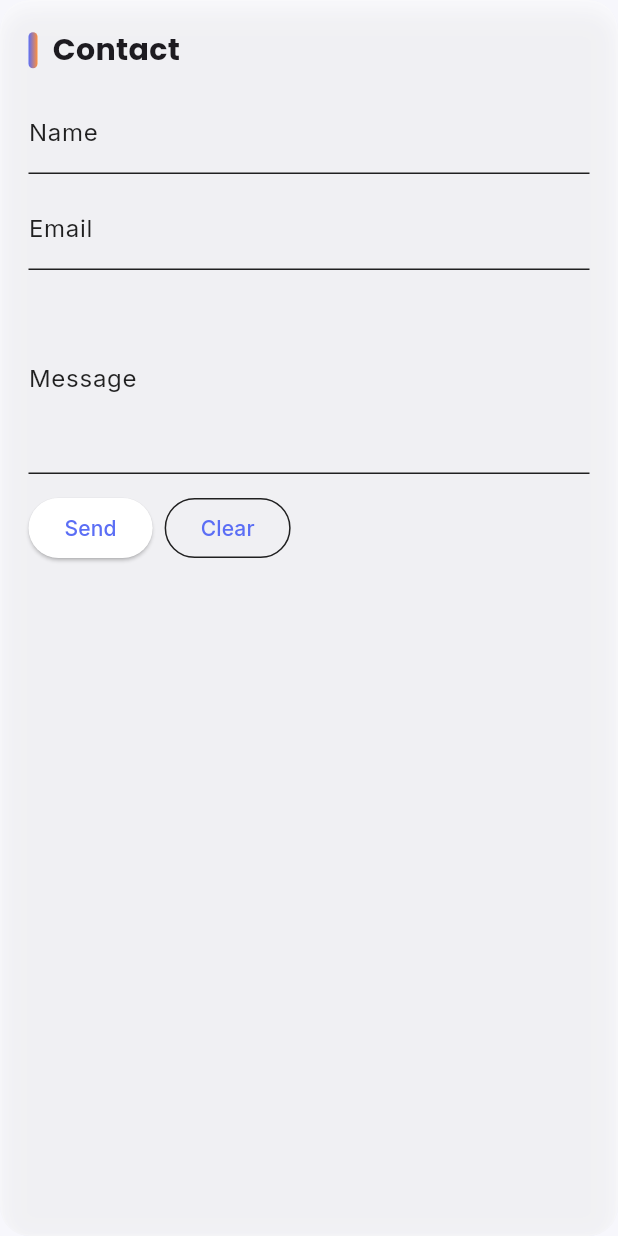
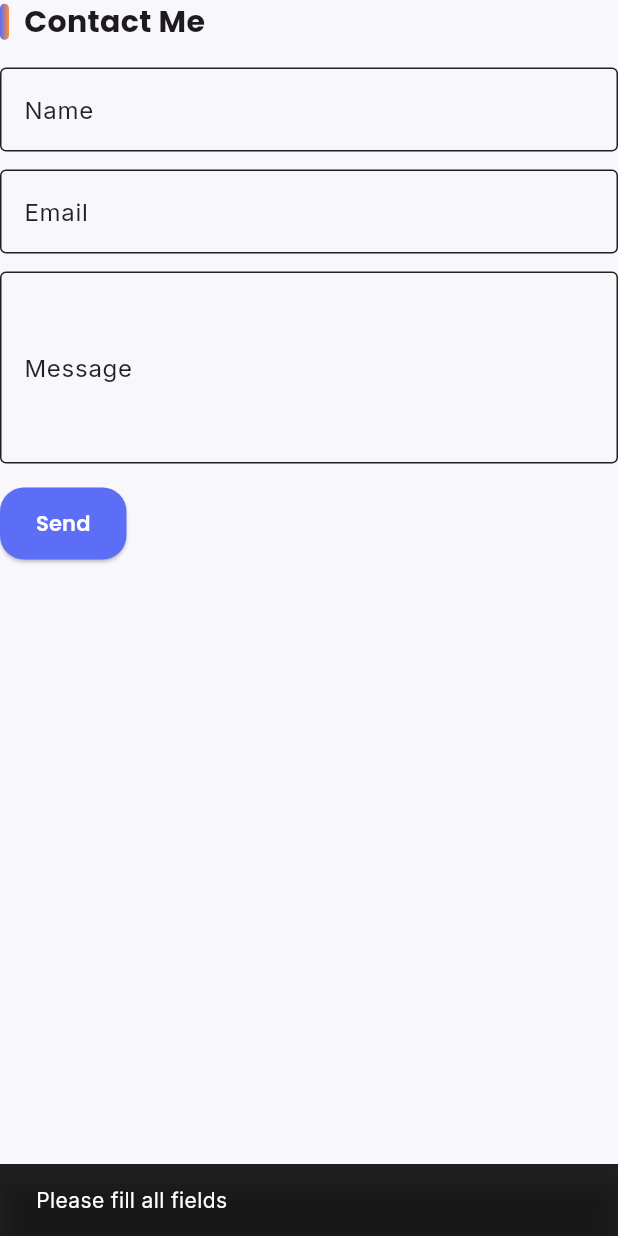
Before and after one commit to TanyaMittal2002/portfolio, a Flutter app: the ContactSection widget shown alone on an empty page, opened directly, after a tap on "Send", on a phone screen of 412 x 824 dp. Run offline on Flutter 3.47's test engine with Material 3 defaults, Android fonts, the phone set to English and light mode, and no system bars; our stand-ins replace google_fonts, lottie, supabase_flutter; accounts and stored records are empty.

Commit message:
Integrate Supabase for contact form and redesign UI
- Initialize Supabase in `main()` with project configuration.
- Refactor `_ContactSectionState` to submit entries to the `contacts` table instead of using `mailto`.
- Implement `submitContact` with input validation, loading state, and snackbar feedback.
- Redesign the contact section, replacing `Glassmorphism` and `TextFormField` with styled `TextField` widgets and `OutlineInputBorder`.
- Update the "Send" button with specific color styling, rounded corners, and a loading indicator.
- Rename text controllers to `_nameCtrl`, `_emailCtrl`, and `_messageCtrl`.

```diff
--- a/lib/main.dart
+++ b/lib/main.dart
@@ -3,11 +3,22 @@ import 'dart:ui';
 import 'package:flutter/material.dart';
 import 'package:google_fonts/google_fonts.dart';
 import 'package:lottie/lottie.dart';
+import 'package:supabase_flutter/supabase_flutter.dart';
 import 'package:url_launcher/url_launcher.dart';
 
 const resumeDownloadUrl =
     'https://drive.google.com/uc?export=download&id=1oLvNMtq6gUgPthxO8x90ACJfLS1rDRoI';
-void main() => runApp(const PortfolioApp());
+void main() async {
+  WidgetsFlutterBinding.ensureInitialized();
+
+  await Supabase.initialize(
+    url: 'https://crjlbksyvqcdtrdnojmn.supabase.co',
+    anonKey: 'eyJhbGciOiJIUzI1NiIsInR5cCI6IkpXVCJ9.eyJpc3MiOiJzdXBhYmFzZSIsInJlZiI6ImNyamxia3N5dnFjZHRyZG5vam1uIiwicm9sZSI6ImFub24iLCJpYXQiOjE3NjQyMTgzMjMsImV4cCI6MjA3OTc5NDMyM30.lMMds1pExY78zJOK8odbR75ZnxYBwCmskBkzW9l0mvA',
+  );
+
+  runApp(const PortfolioApp());
+}
+
 
 final themeModeNotifier = ValueNotifier(ThemeMode.system);
 
@@ -1063,74 +1074,112 @@ class ContactSection extends StatefulWidget {
 }
 
 class _ContactSectionState extends State<ContactSection> {
-  final _formKey = GlobalKey<FormState>();
-  final _name = TextEditingController();
-  final _email = TextEditingController();
-  final _message = TextEditingController();
+  final _nameCtrl = TextEditingController();
+  final _emailCtrl = TextEditingController();
+  final _messageCtrl = TextEditingController();
+  bool _loading = false;
+
+  Future<void> submitContact() async {
+    if (_nameCtrl.text.isEmpty ||
+        _emailCtrl.text.isEmpty ||
+        _messageCtrl.text.isEmpty) {
+      ScaffoldMessenger.of(context).showSnackBar(
+        SnackBar(content: Text("Please fill all fields")),
+      );
+      return;
+    }
+
+    setState(() => _loading = true);
+
+    try {
+      final supabase = Supabase.instance.client;
+
+      await supabase.from('contacts').insert({
+        'name': _nameCtrl.text,
+        'email': _emailCtrl.text,
+        'message': _messageCtrl.text,
+      });
+
+      ScaffoldMessenger.of(context).showSnackBar(
+        SnackBar(content: Text("Message sent!")),
+      );
+
+      _nameCtrl.clear();
+      _emailCtrl.clear();
+      _messageCtrl.clear();
+    } catch (e) {
+      ScaffoldMessenger.of(context).showSnackBar(
+        SnackBar(content: Text("Error: $e")),
+      );
+    }
+
+    setState(() => _loading = false);
+  }
 
   @override
   Widget build(BuildContext context) {
-    return Glassmorphism(
-      child: Padding(
-        padding: const EdgeInsets.all(18.0),
-        child: Column(
-          crossAxisAlignment: CrossAxisAlignment.start,
-          children: [
-            SectionTitle(title: 'Contact'),
-            const SizedBox(height: 12),
-            Form(
-              key: _formKey,
-              child: Column(
-                children: [
-                  TextFormField(
-                    controller: _name,
-                    decoration: const InputDecoration(labelText: 'Name'),
-                  ),
-                  const SizedBox(height: 8),
-                  TextFormField(
-                    controller: _email,
-                    decoration: const InputDecoration(labelText: 'Email'),
-                  ),
-                  const SizedBox(height: 8),
-                  TextFormField(
-                    controller: _message,
-                    decoration: const InputDecoration(labelText: 'Message'),
-                    maxLines: 4,
-                  ),
-                  const SizedBox(height: 12),
-                  Row(
-                    children: [
-                      ElevatedButton(
-                        onPressed: _sendMail,
-                        child: const Text('Send'),
-                      ),
-                      const SizedBox(width: 8),
-                      OutlinedButton(
-                        onPressed: () {
-                          _name.clear();
-                          _email.clear();
-                          _message.clear();
-                        },
-                        child: const Text('Clear'),
-                      ),
-                    ],
-                  ),
-                ],
-              ),
+    return Column(
+      crossAxisAlignment: CrossAxisAlignment.start,
+      children: [
+        SectionTitle(title: 'Contact Me'),
+        const SizedBox(height: 16),
+
+        // Name Input
+        TextField(
+          controller: _nameCtrl,
+          decoration: InputDecoration(
+            labelText: "Name",
+            border: OutlineInputBorder(),
+          ),
+        ),
+
+        const SizedBox(height: 12),
+
+        // Email Input
+        TextField(
+          controller: _emailCtrl,
+          decoration: InputDecoration(
+            labelText: "Email",
+            border: OutlineInputBorder(),
+          ),
+        ),
+
+        const SizedBox(height: 12),
+
+        // Message Input
+        TextField(
+          controller: _messageCtrl,
+          maxLines: 4,
+          decoration: InputDecoration(
+            labelText: "Message",
+            border: OutlineInputBorder(),
+          ),
+        ),
+
+        const SizedBox(height: 16),
+
+        // Submit Button
+        ElevatedButton(
+          onPressed: _loading ? null : submitContact,
+          style: ElevatedButton.styleFrom(
+            padding: EdgeInsets.symmetric(horizontal: 24, vertical: 14),
+            backgroundColor: const Color(0xFF5B6EF5),
+            shape: RoundedRectangleBorder(
+              borderRadius: BorderRadius.circular(16),
             ),
-          ],
-        ),
-      ),
+          ),
+          child: _loading
+              ? CircularProgressIndicator(color: Colors.white)
+              : Text(
+            "Send",
+            style: GoogleFonts.poppins(
+              fontWeight: FontWeight.w600,
+              color: Colors.white,
+            ),
+          ),
+        )
+      ],
     );
-  }
-
-  void _sendMail() {
-    final subject = Uri.encodeComponent('Portfolio contact from ${_name.text}');
-    final body = Uri.encodeComponent(
-      '${_message.text}\n\nFrom: ${_name.text} <${_email.text}>',
-    );
-    final mailto = 'mailto:youremail@example.com?subject=$subject&body=$body';
-    _openUrl(mailto);
   }
 }
 
```
